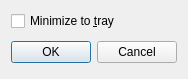
The window that source/optionsdialog.ui (martin-kudlicka/ram-disk) describes before a commit, drawn with Qt 5.
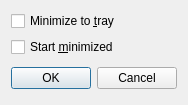
The same window after the commit.

Commit message: + start minimized

Diff of the .ui file:
```diff
--- a/source/optionsdialog.ui
+++ b/source/optionsdialog.ui
@@ -7,7 +7,7 @@
     <x>0</x>
     <y>0</y>
     <width>182</width>
-    <height>74</height>
+    <height>97</height>
    </rect>
   </property>
   <property name="windowTitle">
@@ -21,6 +21,13 @@
      </property>
     </widget>
    </item>
+   <item>
+    <widget class="QCheckBox" name="startMinimized">
+     <property name="text">
+      <string>Start &amp;minimized</string>
+     </property>
+    </widget>
+   </item>
    <item>
     <layout class="QHBoxLayout">
      <property name="spacing">
```
The commit also changes 5 other files.
